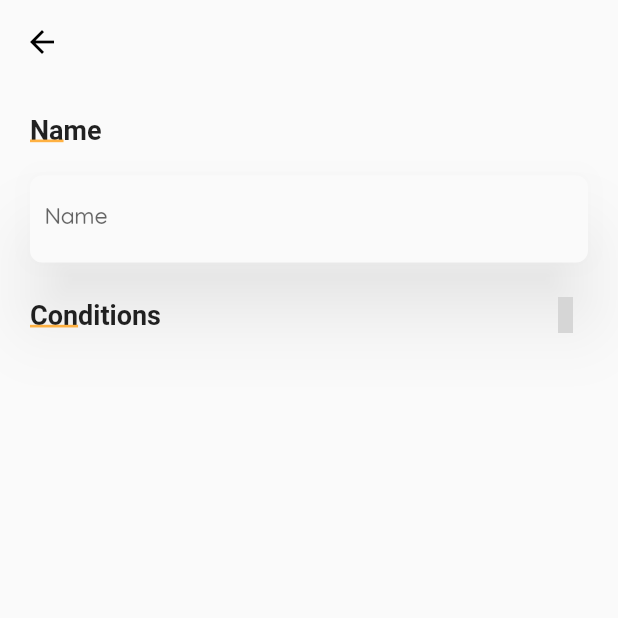
After one commit to getcasa/casa-flutter, a Flutter app: the AddAutomationPage screen opened directly, on a phone screen of 412 x 824 dp, the top half of it. The commit adds this screen. Run offline on Flutter 3.47's test engine with Material 2 defaults, Android fonts, the phone set to English and light mode, and no system bars; our stand-ins replace flutter_mobx, material_design_icons_flutter, mobx, shared_preferences; missing offline and left inert: simple_gravatar; accounts and stored records are empty; grey boxes are pictures that could not be loaded.

Commit message:
(wip) add automation

```diff
--- /dev/null
+++ b/lib/pages/add_automation.dart
@@ -0,0 +1,188 @@
+import 'package:casa/components/dialog.dart';
+import 'package:casa/components/styled_components.dart';
+import 'package:flutter/material.dart';
+import 'package:casa/request.dart';
+import 'package:material_design_icons_flutter/material_design_icons_flutter.dart';
+
+class AddAutomationPage extends StatefulWidget {
+  @override
+  _AddAutomationPageState createState() => _AddAutomationPageState();
+
+  final dynamic homeId;
+  const AddAutomationPage({Key key, this.homeId}): super(key: key);
+}
+
+class _AddAutomationPageState extends State<AddAutomationPage> {
+  Request request = new Request();
+  Dialogs dialogs = new Dialogs();
+  final automationNameController = TextEditingController();
+  final _scaffoldKey = GlobalKey<ScaffoldState>();
+  List<dynamic> conditions = [];
+  List<dynamic> devices = [];
+  List<String> deviceNames = [];
+  String test;
+  int i = 0;
+
+  @override
+  void initState() {
+    super.initState();
+    getRooms().then((_) {
+      createBox();
+    });
+  }
+
+  Future<Null> getRooms() async {
+    List<dynamic> _rooms = await request.getRooms(widget.homeId);
+    for (var i = 0; i < _rooms.length; i++) {
+      var _devices = await request.getDevices(widget.homeId, _rooms[i]['id']);
+      devices.addAll(_devices);
+    }
+    setState(() {
+      devices = devices;
+    });
+  }
+
+  createBox() {
+    var index = i;
+    print(i);
+    print(index);
+    deviceNames.add(devices[0]['name']);
+    conditions.add({
+      'device': devices[0]['name'],
+      'box': StatefulBuilder(
+        builder: (BuildContext context, StateSetter setState) {
+          return Container(
+            margin: EdgeInsets.only(right: 20, left: 20, bottom: 10),
+            child: Wrap(
+              crossAxisAlignment: WrapCrossAlignment.center,
+              children: <Widget>[
+                Text(
+                  'If ',
+                  style: TextStyle(
+                    fontSize: 18,
+                    fontWeight: FontWeight.bold
+                  )
+                ),
+                DropdownButton<String>(
+                  items: devices.map((device) {
+                    print(deviceNames[index]);
+                    return new DropdownMenuItem<String>(
+                      value: test,
+                      child: new Text(device['name']),
+                    );
+                  }).toList(),
+                  onChanged: (value) {
+                    print(index);
+                    setState(() {
+                      test = value;
+                    });
+                  },
+                ),
+                Text(
+                  ' has a ',
+                  style: TextStyle(
+                    fontSize: 18,
+                    fontWeight: FontWeight.bold
+                  )
+                ),
+                Container(
+                  width: 90,
+                  child: TextField(),
+                ),
+                Text(
+                  ' ',
+                  style: TextStyle(
+                    fontSize: 18,
+                    fontWeight: FontWeight.bold
+                  )
+                ),
+                Container(
+                  width: 90,
+                  child: TextField(),
+                ),
+              ],
+            )
+          );
+        }
+      )
+    });
+    setState(() {
+      conditions = conditions;
+      deviceNames = deviceNames;
+      i++;
+    });
+  }
+
+  @override
+  Widget build(BuildContext context) {
+    return Scaffold(
+      key: _scaffoldKey,
+      appBar: AppBar(
+        backgroundColor: Colors.transparent,
+        elevation: 0.0,
+      ),
+      body: Column(
+        children: <Widget>[
+          Container(
+            padding: EdgeInsets.only(top: 20.0, left: 20.0, right: 20.0),
+            alignment: Alignment.centerLeft,
+            child: StyledTitle('Na_me'),
+          ),
+          Container(
+            margin: EdgeInsets.only(top: 20.0, left: 20.0, right: 20.0),
+            child: Material(
+              child: Padding(
+                padding: const EdgeInsets.only(left: 10.0, right: 10.0, top: 5.0, bottom: 5.0),
+                child: TextField(
+                  controller: automationNameController,
+                  decoration: InputDecoration(
+                    hintText: 'Name',
+                    border: InputBorder.none,
+                  ),
+                ),
+              ),
+              elevation: 20.0,
+              shadowColor: Color.fromRGBO(0, 0, 0, 0.4),
+              borderRadius: BorderRadius.all(Radius.circular(8.0)),
+            ),
+          ),
+          Container(
+            margin: EdgeInsets.only(top: 20, left: 20, right: 20),
+            alignment: Alignment.centerLeft,
+            child: Row(
+              mainAxisAlignment: MainAxisAlignment.spaceBetween,
+              children: <Widget>[
+                StyledTitle('Con_ditions'),
+                Container(
+                  width: 30,
+                  height: 30,
+                  child: FlatButton(
+                    shape: RoundedRectangleBorder(borderRadius: new BorderRadius.circular(20)),
+                    padding: EdgeInsets.all(0),
+                    child: Icon(MdiIcons.plus),
+                    onPressed: () {
+                      createBox();
+                    },
+                  )
+                )
+              ],
+            ),
+          ),
+          Flexible(
+            flex: 1,
+            child: Container(
+              height: double.infinity,
+              child: ListView.builder(
+                shrinkWrap: true,
+                itemCount: conditions.length,
+                itemBuilder: (context, index) {
+                  return conditions[index]['box'];
+                }
+              )
+            )
+          )
+        ],
+      )
+    );
+  }
+}
```
Also changed, not shown: lib/pages/select_automations.dart (+5 -2 lines).
